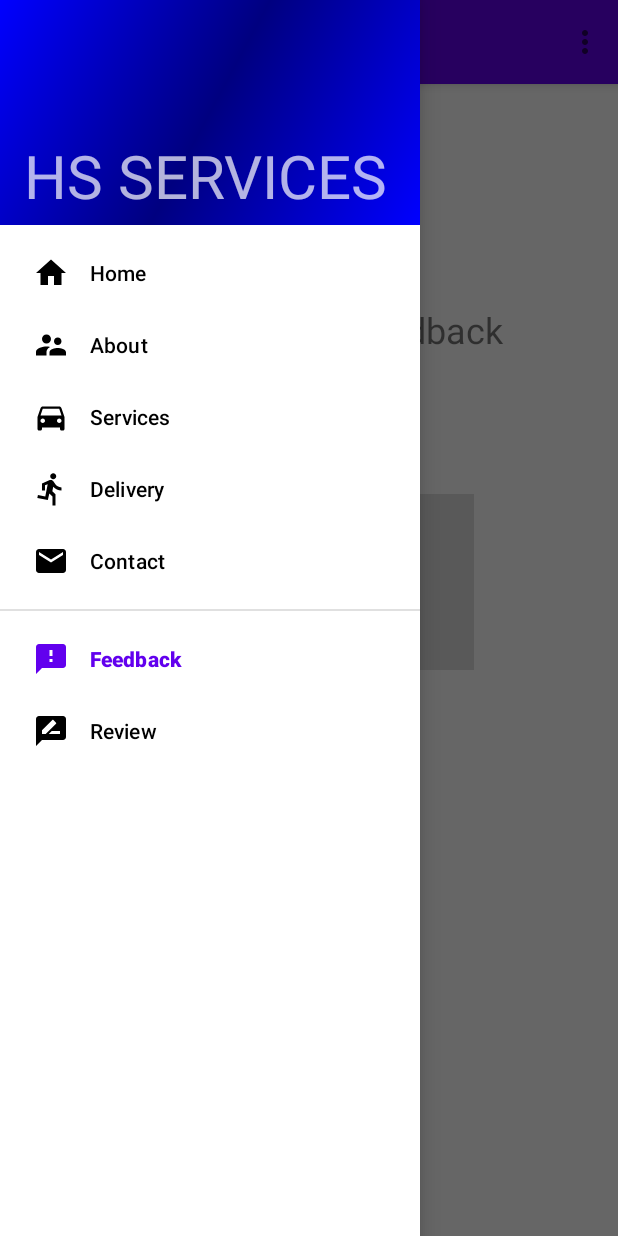
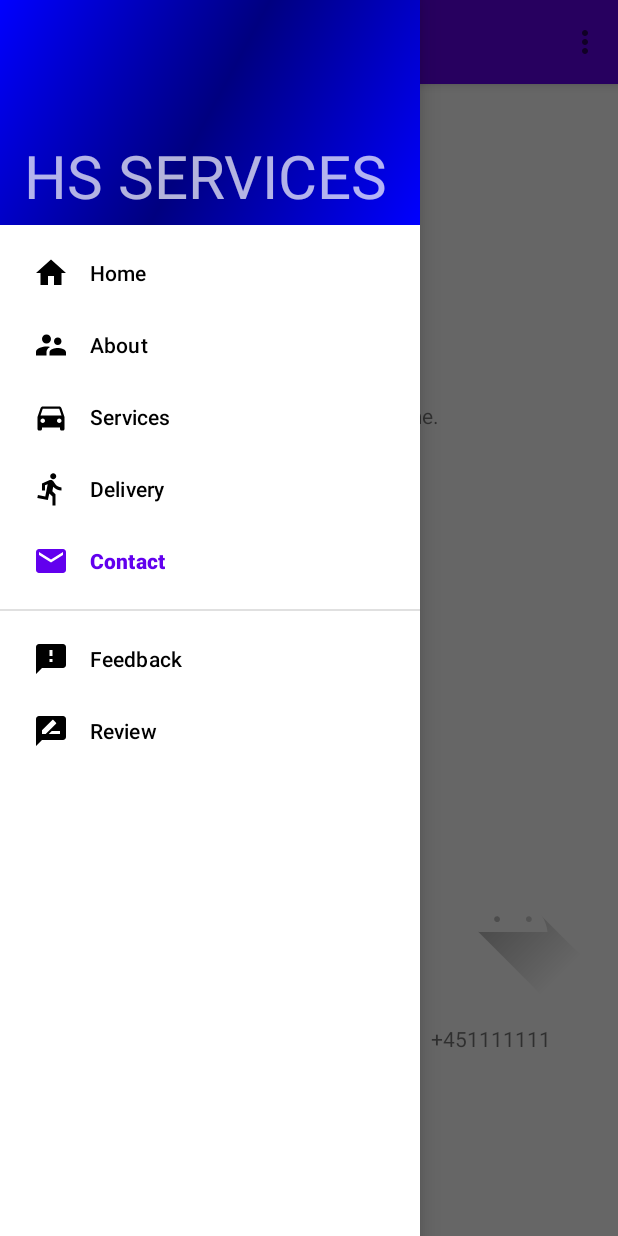
Before and after one commit to ancahutupasu/HeServices2, an Android app: the ContactFragment screen opened through its navigation route, with the side drawer open, on a phone screen of 412 x 824 dp. Run offline under Robolectric (Android 15) with nearby library versions, the phone set to English and light mode, and no system bars; our stand-ins replace navigation-ui.

Commit message:
made packages and moved classes into their packages

```diff
--- a/app/src/main/java/com/example/heservices/HomeFragment.java
+++ /dev/null
@@ -1,15 +0,0 @@
-package com.example.heservices;
-
-import android.os.Bundle;
-import android.view.LayoutInflater;
-import android.view.View;
-import android.view.ViewGroup;
-
-import androidx.annotation.NonNull;
-import androidx.fragment.app.Fragment;
-
-public class HomeFragment extends Fragment {
-    public View onCreateView(@NonNull LayoutInflater inflater, ViewGroup container, Bundle savedInstanceState) {
-        return inflater.inflate(R.layout.fragment_home, container, false);
-    }
-}
--- a/app/src/main/res/layout/fragment_settings.xml
+++ /dev/null
@@ -1,6 +0,0 @@
-<?xml version="1.0" encoding="utf-8"?>
-<androidx.constraintlayout.widget.ConstraintLayout xmlns:android="http://schemas.android.com/apk/res/android"
-    android:layout_width="match_parent"
-    android:layout_height="match_parent">
-
-</androidx.constraintlayout.widget.ConstraintLayout>
--- a/app/src/main/res/navigation/navigation.xml
+++ b/app/src/main/res/navigation/navigation.xml
@@ -9,45 +9,45 @@ app:startDestination="@+id/nav_home">
 
     <fragment
         android:id="@+id/nav_home"
-        android:name="com.example.heservices.HomeFragment"
+        android:name="com.example.heservices.home.HomeFragment"
         android:label="Home"
         />
 
 <fragment
     android:id="@+id/nav_about"
-    android:name="com.example.heservices.AboutFragment"
+    android:name="com.example.heservices.about.AboutFragment"
     android:label="About"
      />
 
     <fragment
         android:id="@+id/nav_services"
-        android:name="com.example.heservices.ServicesFragment"
+        android:name="com.example.heservices.services.ServicesFragment"
         android:label="Services"
         />
     <fragment
         android:id="@+id/nav_delivery"
-        android:name="com.example.heservices.DeliveryFragment"
+        android:name="com.example.heservices.delivery.DeliveryFragment"
         android:label="Delivery"
         />
     <fragment
         android:id="@+id/nav_contact"
-        android:name="com.example.heservices.ContactFragment"
+        android:name="com.example.heservices.contact.ContactFragment"
         android:label="Contact"
         />
 
     <fragment
         android:id="@+id/nav_feedback"
-        android:name="com.example.heservices.FeedbackFragment"
+        android:name="com.example.heservices.feedback.FeedbackFragment"
         android:label="Feedback"
         />
     <fragment
         android:id="@+id/nav_review"
-        android:name="com.example.heservices.ReviewFragment"
+        android:name="com.example.heservices.review.ReviewFragment"
         android:label="Review"
         />
     <fragment
         android:id="@+id/nav_express"
-        android:name="com.example.heservices.ExpressFragment"
+        android:name="com.example.heservices.express.ExpressFragment"
         android:label="Express"
         />
 
```
Also changed, not shown: app/src/main/java/com/example/heservices/about/AboutFragment.java (renamed from app/src/main/java/com/example/heservices/DeliveryFragment.java, +5 -3 lines), app/src/main/java/com/example/heservices/contact/ContactFragment.java (renamed from app/src/main/java/com/example/heservices/FeedbackFragment.java, +5 -3 lines), app/src/main/java/com/example/heservices/currior/CurriorFragment.java (renamed from app/src/main/java/com/example/heservices/MovingFragment.java, +5 -3 lines), app/src/main/java/com/example/heservices/delivery/DeliveryFragment.java (renamed from app/src/main/java/com/example/heservices/ReviewFragment.java, +5 -3 lines), app/src/main/java/com/example/heservices/express/ExpressFragment.java (renamed from app/src/main/java/com/example/heservices/ServicesFragment.java, +5 -3 lines), app/src/main/java/com/example/heservices/feedback/FeedbackFragment.java (renamed from app/src/main/java/com/example/heservices/AboutFragment.java, +5 -3 lines), app/src/main/java/com/example/heservices/home/HomeFragment.java (renamed from app/src/main/java/com/example/heservices/ContactFragment.java, +5 -3 lines), app/src/main/java/com/example/heservices/moving/MovingFragment.java (renamed from app/src/main/java/com/example/heservices/CurriorFragment.java, +5 -3 lines), app/src/main/java/com/example/heservices/review/ReviewFragment.java (renamed from app/src/main/java/com/example/heservices/SettingsFragment.java, +5 -3 lines), app/src/main/java/com/example/heservices/services/ServicesFragment.java (renamed from app/src/main/java/com/example/heservices/ExpressFragment.java, +5 -3 lines).
